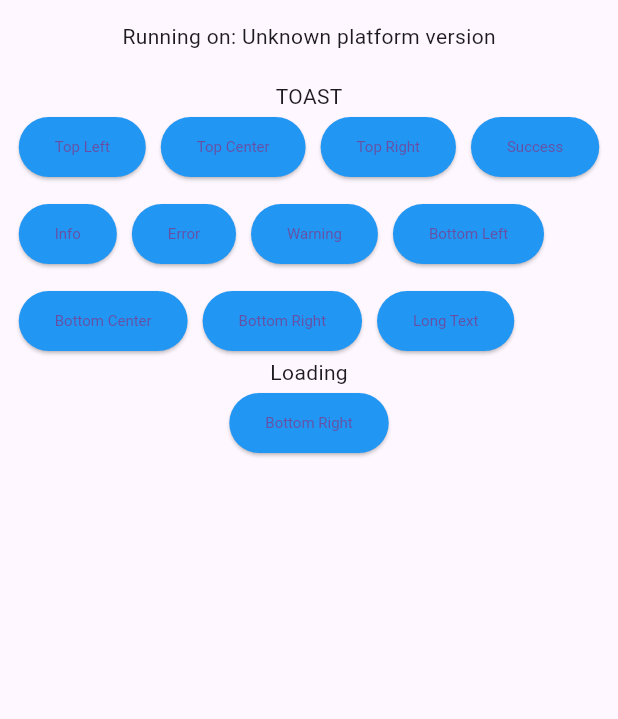
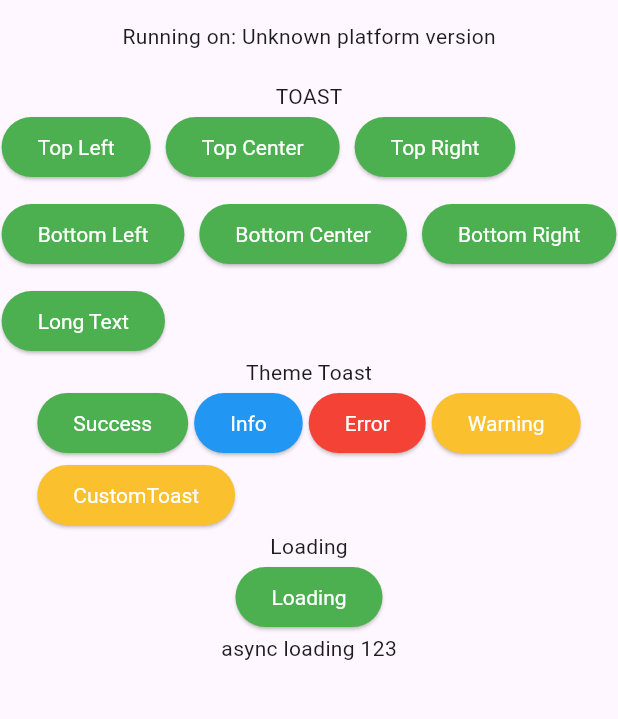
Before and after one commit to AlwaysSum/flutter_prompt, a Flutter app: the screen it shows after launch, on a phone screen of 412 x 824 dp, the part 63-782 px from its top. Run offline on Flutter 3.47's test engine with Material 2 defaults, Android fonts, the phone set to English and light mode, and no system bars; our stand-ins replace plugin_platform_interface; missing offline and left inert: dart:html.

Commit message:
1、添加默认的toast 位置设置配置 2、新增异步提前调用 loading 或者 toast

```diff
--- /dev/null
+++ b/example/lib/future_widget.dart
@@ -0,0 +1,47 @@
+import 'package:flutter/material.dart';
+
+/// 异步请求组件
+class FutureWidget<T> extends StatelessWidget {
+  const FutureWidget(
+      {Key? key,
+      required this.onSuccess,
+      this.onError,
+      this.loading,
+      required this.future})
+      : super(key: key);
+
+  final Future<T> future;
+  final Widget Function(BuildContext context, T? data) onSuccess;
+  final Widget? Function(BuildContext context, dynamic error)? onError;
+  final Widget? loading;
+
+  @override
+  Widget build(BuildContext context) {
+    return FutureBuilder<T>(
+        future: future,
+        builder: (context, snapshot) {
+          if (snapshot.connectionState == ConnectionState.done) {
+            if (snapshot.hasError) {
+              final err = snapshot.error;
+              final errorWidget =
+                  onError != null ? onError!(context, err) : null;
+              if (errorWidget != null) {
+                return errorWidget;
+              } else {
+                return const Center(
+                  child: Text("加载失败"),
+                );
+              }
+            }
+            return onSuccess(context, snapshot.data);
+          } else {
+            return loading ??
+                const Center(
+                  child: CircularProgressIndicator(
+                      strokeWidth: 2,
+                      valueColor: AlwaysStoppedAnimation<Color>(Colors.black)),
+                );
+          }
+        });
+  }
+}
--- a/example/lib/main.dart
+++ b/example/lib/main.dart
@@ -1,6 +1,8 @@
 import 'package:flutter/material.dart';
 import 'package:flutter/services.dart';
 import 'package:flutter_prompt/flutter_prompt.dart';
+
+import 'future_widget.dart';
 
 void main() {
   runApp(const MyApp());
@@ -19,17 +21,21 @@ class _MyAppState extends State<MyApp> {
     return MaterialApp(
       theme: ThemeData(
         useMaterial3: true,
+        textTheme: const TextTheme(
+          labelLarge: TextStyle(color: Colors.white, fontSize: 12),
+        ),
         elevatedButtonTheme: ElevatedButtonThemeData(
           style: ButtonStyle(
             textStyle: MaterialStateProperty.all(
-              const TextStyle(color: Colors.white, fontSize: 10),
+              const TextStyle(color: Colors.white, fontSize: 14),
             ),
+            foregroundColor: MaterialStateProperty.all(Colors.white),
             backgroundColor: MaterialStateProperty.resolveWith(
               (states) => switch (states) {
                 MaterialState.disabled => Colors.grey,
                 MaterialState.selected => Colors.green,
                 MaterialState.pressed => Colors.yellow,
-                _ => Colors.blue,
+                _ => Colors.green,
               },
             ),
           ),
@@ -86,6 +92,8 @@ class _HomeState extends State<Home> {
   @override
   Widget build(BuildContext context) {
     var count = 1;
+
+    final style = MyCustomStyle();
     return Scaffold(
       appBar: AppBar(
         title: const Text('Flutter Prompt'),
@@ -106,13 +114,16 @@ class _HomeState extends State<Home> {
               spacing: 10,
               children: [
                 ElevatedButton(
+                  // style: ButtonStyle(
+                  //   textStyle: MaterialStateProperty.all(TextStyle(color: Colors.red)),
+                  // ),
                   onPressed: () {
                     Prompt.showToast(
                       "Top Left ${count++}",
                       alignment: Alignment.topLeft,
                     );
                   },
-                  child: const Text("Top Left"),
+                  child: Text("Top Left"),
                 ),
                 ElevatedButton(
                   onPressed: () {
@@ -131,43 +142,6 @@ class _HomeState extends State<Home> {
                     );
                   },
                   child: const Text("Top Right"),
-                ),
-                ElevatedButton(
-                  onPressed: () {
-                    Prompt.showToast(
-                      "Success ${count++}",
-                      type: ToastType.success,
-                    );
-                  },
-                  child: const Text("Success"),
-                ),
-                ElevatedButton(
-                  onPressed: () {
-                    Prompt.showToast(
-                      "Info ${count++}",
-                      type: ToastType.info,
-                    );
-                  },
-                  child: const Text("Info"),
-                ),
-                ElevatedButton(
-                  onPressed: () {
-                    Prompt.showToast(
-                      "Error ${count++}",
-                      type: ToastType.error,
-                    );
-                  },
-                  child: const Text("Error"),
-                ),
-                ElevatedButton(
-                  onPressed: () {
-                    Prompt.showToast(
-                      "Warning ${count++}",
-                      type: ToastType.warning,
-                      duration: const Duration(seconds: 3),
-                    );
-                  },
-                  child: const Text("Warning"),
                 ),
                 ElevatedButton(
                   onPressed: () {
@@ -208,6 +182,96 @@ class _HomeState extends State<Home> {
             ),
             Title(
               color: Colors.black,
+              child: const Text("Theme Toast"),
+            ),
+            Wrap(
+              spacing: 4,
+              children: [
+                ElevatedButton(
+                  style: ButtonStyle(
+                    backgroundColor:
+                        MaterialStateProperty.all(style.colorSuccess),
+                  ),
+                  onPressed: () {
+                    Prompt.showToast(
+                      "Success ${count++}",
+                      type: ToastType.success,
+                    );
+                  },
+                  child: const Text("Success"),
+                ),
+                ElevatedButton(
+                  style: ButtonStyle(
+                    backgroundColor: MaterialStateProperty.all(style.colorInfo),
+                  ),
+                  onPressed: () {
+                    Prompt.showToast(
+                      "Info ${count++}",
+                      type: ToastType.info,
+                    );
+                  },
+                  child: const Text("Info"),
+                ),
+                ElevatedButton(
+                  style: ButtonStyle(
+                    backgroundColor:
+                        MaterialStateProperty.all(style.colorError),
+                  ),
+                  onPressed: () {
+                    Prompt.showToast(
+                      "Error ${count++}",
+                      type: ToastType.error,
+                    );
+                  },
+                  child: const Text("Error"),
+                ),
+                ElevatedButton(
+                  style: ButtonStyle(
+                    backgroundColor:
+                        MaterialStateProperty.all(style.colorWarning),
+                  ),
+                  onPressed: () {
+                    Prompt.showToast(
+                      "Warning ${count++}",
+                      type: ToastType.warning,
+                      duration: const Duration(seconds: 3),
+                    );
+                  },
+                  child: const Text("Warning"),
+                ),
+                ElevatedButton(
+                  style: ButtonStyle(
+                    backgroundColor:
+                        MaterialStateProperty.all(style.colorWarning),
+                  ),
+                  onPressed: () {
+                    Prompt.showToastWidget(
+                      (ctx) => Container(
+                        decoration: BoxDecoration(
+                          color: Colors.grey.shade400,
+                          borderRadius: BorderRadius.circular(12),
+                        ),
+                        padding: const EdgeInsets.all(10),
+                        child: const Column(
+                          mainAxisSize: MainAxisSize.min,
+                          children: [
+                            CircleAvatar(
+                              child: Icon(Icons.verified_user),
+                            ),
+                            Text("hello~~")
+                          ],
+                        ),
+                      ),
+                      type: ToastType.warning,
+                      duration: const Duration(seconds: 3),
+                    );
+                  },
+                  child: const Text("CustomToast"),
+                ),
+              ],
+            ),
+            Title(
+              color: Colors.black,
               child: const Text("Loading"),
             ),
             Row(
@@ -220,15 +284,27 @@ class _HomeState extends State<Home> {
                       Prompt.hideLoading();
                     });
                   },
-                  child: const Text("Bottom Right"),
+                  child: const Text("Loading"),
                 ),
               ],
+            ),
+            FutureWidget(
+              future: _testAsyncLoading(),
+              onSuccess: (BuildContext context, data) {
+                return Text("async loading $data");
+              },
             )
           ],
         ),
       ),
     );
   }
+}
+
+Future<int> _testAsyncLoading() {
+  Prompt.showLoading(msg: "async loading demo");
+  return Future.delayed(const Duration(seconds: 3), () => 123)
+      .whenComplete(() => Prompt.hideLoading());
 }
 
 class MyCustomStyle with FlutterPromptCustomStyle {
@@ -303,6 +379,9 @@ class MyCustomStyle with FlutterPromptCustomStyle {
   @override
   double get loadingWidth => super.loadingWidth;
 
+  @override
+  Alignment get toastDefaultAlignment => Alignment.topCenter;
+
   ///自定义 loading 的显示组件
   @override
   Widget customLoadingStyle(BuildContext context, String? msg,
@@ -314,7 +393,7 @@ class MyCustomStyle with FlutterPromptCustomStyle {
   ///自定义 toast 的显示方式
   @override
   Widget customToastStyle(BuildContext context, String msg,
-      {Alignment alignment = Alignment.center,
+      {Alignment? alignment = Alignment.center,
       String? id,
       Duration? duration,
       ToastType? type}) {
--- a/lib/src/custom_style.dart
+++ b/lib/src/custom_style.dart
@@ -38,6 +38,7 @@ mixin FlutterPromptCustomStyle {
   final toastRadius = BorderRadius.circular(20);
   final double toastGap = 4;
   final int toastMaxCount = 3;
+  final Alignment toastDefaultAlignment = Alignment.center;
 
   double toastMaxWidth(BuildContext context) =>
       MediaQuery.of(context).size.width * 0.8;
@@ -46,11 +47,13 @@ mixin FlutterPromptCustomStyle {
   Widget customToastStyle(
     BuildContext context,
     String msg, {
-    Alignment alignment = Alignment.center,
+    Alignment? alignment,
     String? id,
     Duration? duration,
     ToastType? type,
   }) {
+    alignment ??= toastDefaultAlignment;
+
     final color = switch (type) {
       ToastType.success => colorSuccess,
       ToastType.error => colorError,
--- a/lib/src/prompt.dart
+++ b/lib/src/prompt.dart
@@ -106,12 +106,17 @@ class Prompt {
         instance.toastList.value.length - maxCount,
       );
     }
+
+    WidgetsBinding.instance.addPostFrameCallback((timeStamp) {
       instance.toastList.notifyListeners();
+    });
 
     ///延时删除
     return Future.delayed(model.duration, () {
       instance.toastList.value.remove(model);
+      WidgetsBinding.instance.addPostFrameCallback((timeStamp) {
         instance.toastList.notifyListeners();
+      });
     });
   }
 
@@ -120,6 +125,7 @@ class Prompt {
 
   ///显示 Loading
   static showLoading({String? msg, String? defaultMsg, Color? maskColor}) {
+    WidgetsBinding.instance.addPostFrameCallback((timeStamp) {
       instance.loading.value = LoadingModel(
         (context) => instance.style.customLoadingStyle(
           context,
@@ -130,6 +136,7 @@ class Prompt {
         maskColor: maskColor ?? instance.style.loadingDefaultMaskColor,
       );
       instance.loading.notifyListeners();
+    });
   }
 
   ///关闭 Loading
--- a/lib/src/widget/loading.dart
+++ b/lib/src/widget/loading.dart
@@ -1,4 +1,5 @@
 import 'package:flutter/material.dart';
+import 'package:flutter/scheduler.dart';
 import 'package:flutter_prompt/flutter_prompt.dart';
 
 ///Loading 组件
--- a/lib/src/widget/root.dart
+++ b/lib/src/widget/root.dart
@@ -19,10 +19,10 @@ class FlutterPromptRoot extends StatelessWidget {
           // 页面
           child ?? Container(),
           //bubble
+          // loading
+          const LoadingContainer(),
           // toast
           const ToastContainer(),
-          // loading
-          const LoadingContainer(),
         ],
       ),
     );
```
Also changed, not shown: example/pubspec.lock, 6 other files. Lines whose indentation alone changed are shown as unchanged.
